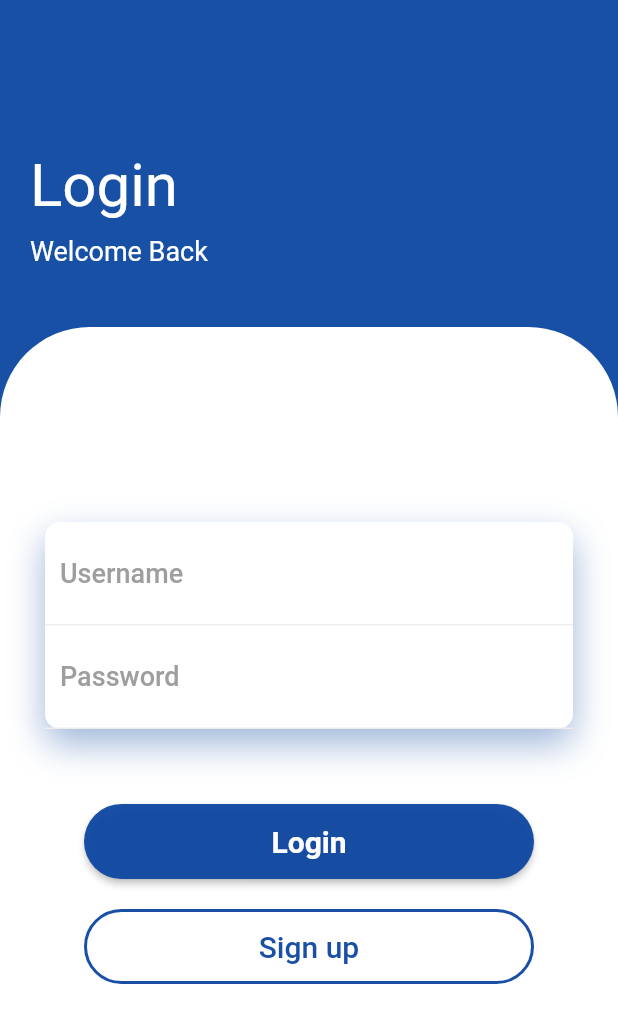
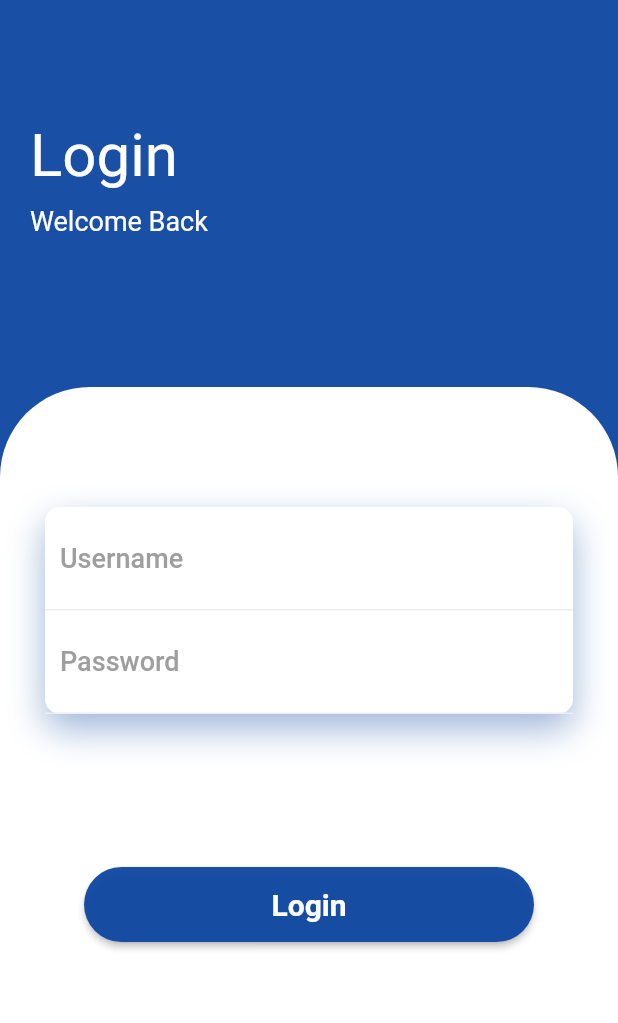
Before and after one commit to ShamilPP/Baitulmaal, a Flutter app: the LoginScreen screen opened directly, on a phone screen of 412 x 824 dp. Shown: the top 1023 px of the screen. Run offline on Flutter 3.47's test engine with Material 2 defaults, Android fonts, the phone set to English and light mode, and no system bars; drawn by our look-alikes of rounded_loading_button; our stand-ins replace cloud_firestore, firebase_core, flutter_spinkit, fluttertoast, numberpicker, percent_indicator and 1 more; accounts and stored records are empty.

Commit message:
sign up button removed

```diff
--- a/lib/view/screens/admin/users_list_screen.dart
+++ b/lib/view/screens/admin/users_list_screen.dart
@@ -63,7 +63,7 @@ class _UsersScreenState extends State<UsersScreen> {
                 Navigator.push(
                   context,
                   MaterialPageRoute(
-                    builder: (_) => SignUpScreen(isAddUser: true),
+                    builder: (_) => AddUserScreen(),
                   ),
                 );
               },
--- a/lib/view/screens/login_screen.dart
+++ b/lib/view/screens/login_screen.dart
@@ -1,4 +1,3 @@
-import 'package:baitulmaal/view/screens/sign_up_screen.dart';
 import 'package:baitulmaal/view/screens/splash_screen.dart';
 import 'package:flutter/material.dart';
 import 'package:provider/provider.dart';
@@ -14,30 +13,29 @@ class LoginScreen extends StatelessWidget {
   @override
   Widget build(BuildContext context) {
     return Scaffold(
+      backgroundColor: Colors.white,
       body: Container(
         color: primaryColor,
+        child: SingleChildScrollView(
           child: Column(
             crossAxisAlignment: CrossAxisAlignment.start,
-          children: <Widget>[
-            const SizedBox(height: 80),
-            const WelcomeText(),
-            const SizedBox(height: 20),
+            children: [
+              welcomeText(),
+              const SizedBox(height: 100),
               LoginContainer(),
             ],
+          ),
         ),
       ),
     );
   }
 }
 
-class WelcomeText extends StatelessWidget {
-  const WelcomeText({Key? key}) : super(key: key);
-
-  @override
-  Widget build(BuildContext context) {
+Widget welcomeText() {
   return Padding(
-      padding: const EdgeInsets.all(20),
+    padding: const EdgeInsets.only(left: 20, top: 80),
     child: Column(
+      mainAxisAlignment: MainAxisAlignment.center,
       crossAxisAlignment: CrossAxisAlignment.start,
       children: const <Widget>[
         Text('Login', style: TextStyle(color: Colors.white, fontSize: 40)),
@@ -46,7 +44,6 @@ class WelcomeText extends StatelessWidget {
       ],
     ),
   );
-  }
 }
 
 class LoginContainer extends StatelessWidget {
@@ -58,17 +55,17 @@ class LoginContainer extends StatelessWidget {
 
   @override
   Widget build(BuildContext context) {
-    return Expanded(
-      child: Container(
+    return Container(
+      height: 400,
+      padding: const EdgeInsets.only(top: 50),
       decoration: const BoxDecoration(
           color: Colors.white,
           borderRadius: BorderRadius.only(topLeft: Radius.circular(60), topRight: Radius.circular(60))),
-        child: SingleChildScrollView(
       child: Padding(
         padding: const EdgeInsets.all(30),
         child: Column(
+          mainAxisAlignment: MainAxisAlignment.spaceBetween,
           children: <Widget>[
-                const SizedBox(height: 100),
             Container(
               decoration: BoxDecoration(
                 color: Colors.white,
@@ -92,7 +89,6 @@ class LoginContainer extends StatelessWidget {
                 ],
               ),
             ),
-                const SizedBox(height: 50),
 
             // Login Button
             RoundedLoadingButton(
@@ -104,30 +100,7 @@ class LoginContainer extends StatelessWidget {
                 ),
                 controller: buttonController,
                 onPressed: () => _login(context)),
-                const SizedBox(height: 20),
-                SizedBox(
-                  width: 300,
-                  height: 50,
-                  child: OutlinedButton(
-                    style: ButtonStyle(
-                        shape: MaterialStateProperty.all(
-                          RoundedRectangleBorder(
-                            borderRadius: BorderRadius.circular(30.0),
-                          ),
-                        ),
-                        side: MaterialStateProperty.all(BorderSide(width: 2, color: primaryColor))),
-                    child: Text(
-                      'Sign up',
-                      style: TextStyle(fontSize: 20, color: primaryColor),
-                    ),
-                    onPressed: () {
-                      Navigator.push(context, MaterialPageRoute(builder: (_) => SignUpScreen()));
-                    },
-                  ),
-                ),
           ],
-            ),
-          ),
         ),
       ),
     );
--- a/lib/view_model/login_view_model.dart
+++ b/lib/view_model/login_view_model.dart
@@ -21,7 +21,6 @@ class LoginProvider extends ChangeNotifier {
     String password,
     String confirmPassword,
     String monthlyPayment,
-    bool isLogin,
   ) async {
     Response result = await LoginService.createAccount(
       name,
@@ -32,9 +31,6 @@ class LoginProvider extends ChangeNotifier {
       monthlyPayment,
     );
     successToast(result.message, result.isSuccessful);
-    if (result.isSuccessful && isLogin) {
-      LocalService.saveUser(result.value!);
-    }
     return result.isSuccessful;
   }
 
```
Also changed, not shown: lib/view/screens/sign_up_screen.dart (+13 -23 lines). Lines whose indentation alone changed are shown as unchanged.
